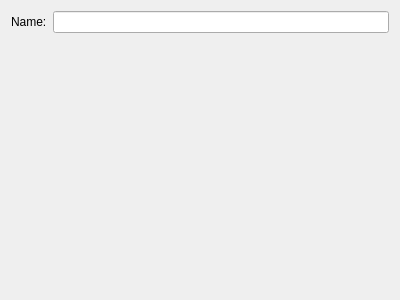
griusfux/conceptrpg2, file Data/EditorFiles/Editors/ui/ClassEditor.ui: the form before one commit.
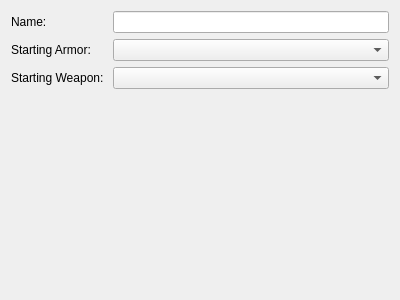
The form after the commit.

Commit message: Adding starting_armor and starting_weapon to class files. The ClassEditor has also been updated and was used to set the starting_armor for the classes: Hunter = Leather, Mage = Robes, Warrior = Plate Mail.

```diff
--- a/Data/EditorFiles/Editors/ui/ClassEditor.ui
+++ b/Data/EditorFiles/Editors/ui/ClassEditor.ui
@@ -26,6 +26,26 @@
      <item row="0" column="1">
       <widget class="QLineEdit" name="name"/>
      </item>
+     <item row="1" column="0">
+      <widget class="QLabel" name="label_2">
+       <property name="text">
+        <string>Starting Armor: </string>
+       </property>
+      </widget>
+     </item>
+     <item row="1" column="1">
+      <widget class="QComboBox" name="starting_armor"/>
+     </item>
+     <item row="2" column="0">
+      <widget class="QLabel" name="label_3">
+       <property name="text">
+        <string>Starting Weapon: </string>
+       </property>
+      </widget>
+     </item>
+     <item row="2" column="1">
+      <widget class="QComboBox" name="starting_weapon"/>
+     </item>
     </layout>
    </item>
    <item>
```
Left out of the diff: 32 changed lines with no effect on the pictures. The commit also changes 7 other files.
